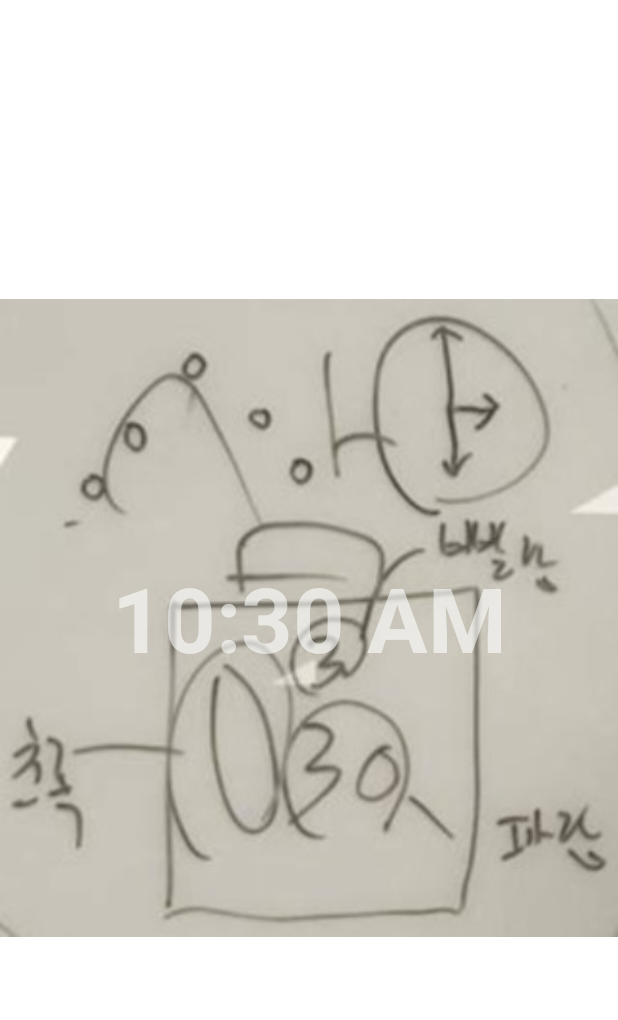
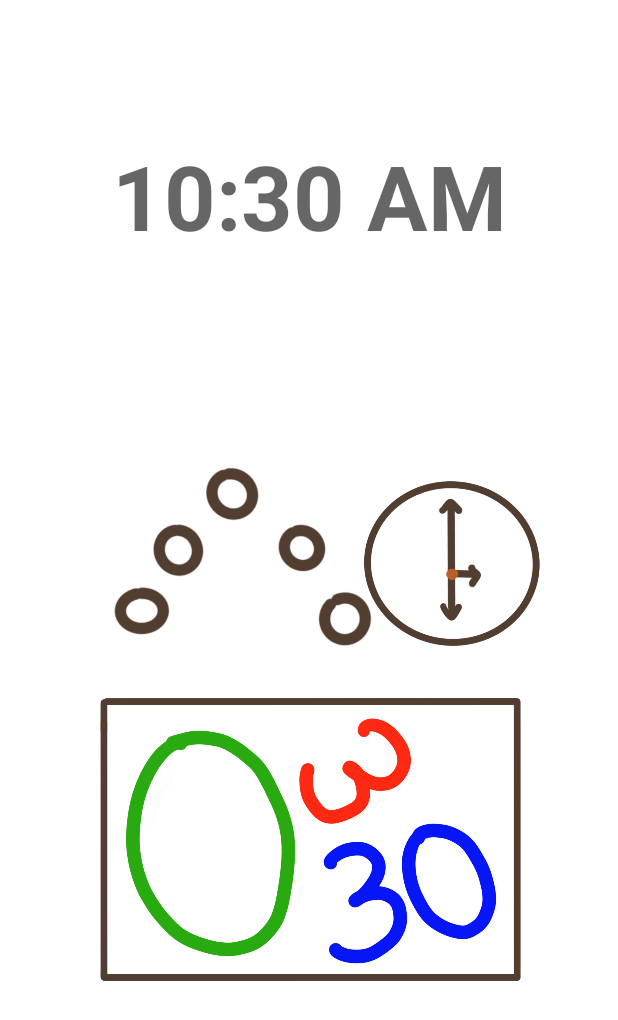
Before and after one commit to hochany95/impteenSummer, an Android app: the screen it shows after launch (InitActivity), on a phone screen of 412 x 824 dp. Shown: the top 1020 px of the screen. Run offline under Robolectric (Android 15) with nearby library versions, the phone set to English and light mode, and no system bars.

Commit message:
screen change

```diff
--- a/EscapeRoomApp/app/src/main/java/com/impacteen/hochan/escaperoomapp/MissionFragment01.java
+++ b/EscapeRoomApp/app/src/main/java/com/impacteen/hochan/escaperoomapp/MissionFragment01.java
@@ -33,7 +33,7 @@ public class MissionFragment01 extends Fragment {
     public static final int CURRENT_STAGE = 1;
     private Context mContext;
     private AnswerEventListener mListener;
-    private String answer = "test1";
+    private String answer = "454223";
     private TextView dialogTextView;
     private AlertDialog currentDialog;
     public MissionFragment01() {
--- a/EscapeRoomApp/app/src/main/res/layout/activity_init.xml
+++ b/EscapeRoomApp/app/src/main/res/layout/activity_init.xml
@@ -1,25 +1,30 @@
 <?xml version="1.0" encoding="utf-8"?>
-<FrameLayout xmlns:android="http://schemas.android.com/apk/res/android"
+<RelativeLayout xmlns:android="http://schemas.android.com/apk/res/android"
     xmlns:app="http://schemas.android.com/apk/res-auto"
     xmlns:tools="http://schemas.android.com/tools"
     android:layout_width="match_parent"
     android:layout_height="match_parent"
     tools:context=".InitActivity">
+    <TextClock
+        android:id="@+id/initScreenClock"
+        android:layout_width="match_parent"
+        android:layout_height="wrap_content"
+        android:gravity="center"
+        android:layout_marginTop="90dp"
+        android:layout_gravity="top"
+        android:alpha="0.6"
+        android:textSize="60dp"
+        android:textStyle="bold"
+        android:textColor="@color/black"
+        tools:text="@tools:sample/date/hhmmss"
+        />
 
-<!--    <TextView-->
-<!--        android:id="@+id/initTextView"-->
-<!--        android:layout_width="match_parent"-->
-<!--        android:layout_height="match_parent"-->
-<!--        android:gravity="center_vertical"-->
-
-<!--        android:padding="28dp"-->
-<!--        android:background="@color/silver"-->
-<!--        android:text="@string/start_script"-->
-<!--        android:textSize="30dp" />-->
     <ImageView
         android:layout_width="match_parent"
         android:layout_height="match_parent"
-        android:src="@drawable/init_screen_image"
+
+        android:paddingTop="160dp"
+        android:src="@drawable/init_lock_screen"
         />
 
     <Button
@@ -32,16 +37,5 @@
         android:layout_gravity="right|bottom"
         android:text="next" />
 
-    <TextClock
-        android:id="@+id/initScreenClock"
-        android:layout_width="match_parent"
-        android:layout_height="wrap_content"
-        android:gravity="center"
-        android:layout_gravity="center"
-        android:alpha="0.6"
-        android:textSize="60dp"
-        android:textStyle="bold"
-        android:textColor="@color/white"
-        tools:text="@tools:sample/date/hhmmss"
-    />
-</FrameLayout>
+
+</RelativeLayout>
--- a/EscapeRoomApp/app/src/main/res/layout/fragment_mission01.xml
+++ b/EscapeRoomApp/app/src/main/res/layout/fragment_mission01.xml
@@ -25,6 +25,6 @@
         android:layout_height="match_parent"
         android:adjustViewBounds="true"
         android:visibility="visible"
-        android:src="@drawable/zoom_script" />
+        android:src="@drawable/zoom_script_screen" />
 
 </RelativeLayout>
```
Also changed, not shown: EscapeRoomApp/app/src/main/res/layout/activity_main.xml (+18 -13 lines), EscapeRoomApp/app/src/main/res/drawable/init_lock_screen.png (added), EscapeRoomApp/app/src/main/res/drawable/zoom_script_screen.png (added).
